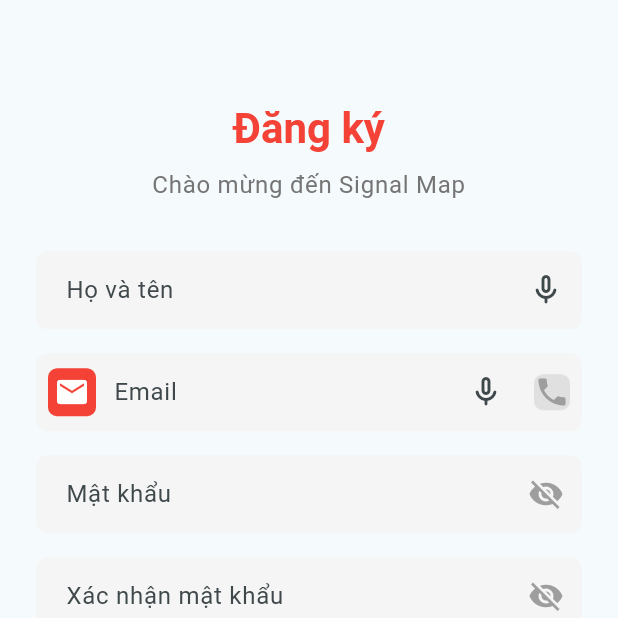
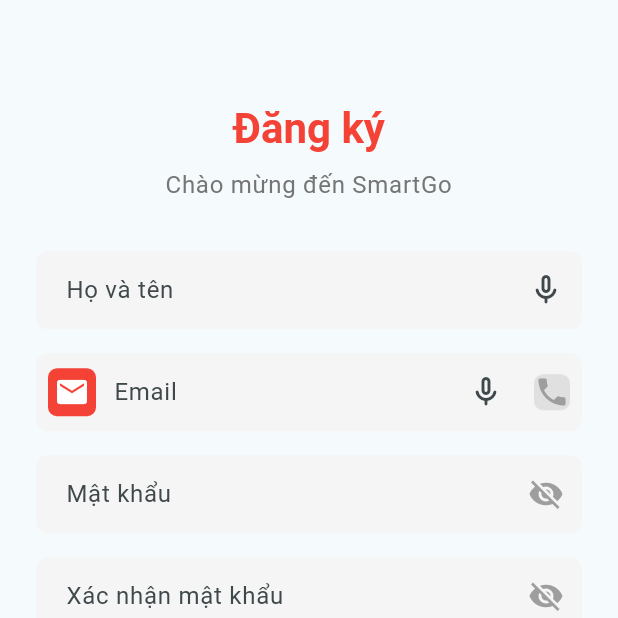
Before and after one commit to CDangCS138/SmartGo-FE, a Flutter app: the RegisterScreen screen opened by its route, on a phone screen of 412 x 824 dp, the top half of it. Run offline on Flutter 3.47's test engine with Material 3 defaults, Android fonts, the light colour scheme and no system bars; our stand-ins replace dartz, dio, equatable, file_picker, firebase_messaging, flutter_bloc and 17 more; missing offline and left inert: dart:html, dart:js, encrypt, flutter_map_marker_cluster; accounts and stored records are empty; network calls fail.

Commit message:
fix(auth): update welcome message to reflect SmartGo branding

```diff
--- a/lib/presentation/screens/auth/login_screen.dart
+++ b/lib/presentation/screens/auth/login_screen.dart
@@ -381,7 +381,7 @@ class _LoginScreenState extends State<LoginScreen> {
                     ),
                     const SizedBox(height: 8),
                     Text(
-                      'Chào mừng đến Signal Map',
+                      'Chào mừng đến SmartGo',
                       style: theme.textTheme.bodyLarge?.copyWith(
                         color: Colors.grey[600],
                       ),
--- a/lib/presentation/screens/auth/register_screen.dart
+++ b/lib/presentation/screens/auth/register_screen.dart
@@ -406,7 +406,7 @@ class _RegisterScreenState extends State<RegisterScreen> {
                     ),
                     const SizedBox(height: 8),
                     Text(
-                      'Chào mừng đến Signal Map',
+                      'Chào mừng đến SmartGo',
                       style: theme.textTheme.bodyLarge?.copyWith(
                         color: Colors.grey[600],
                       ),
```
